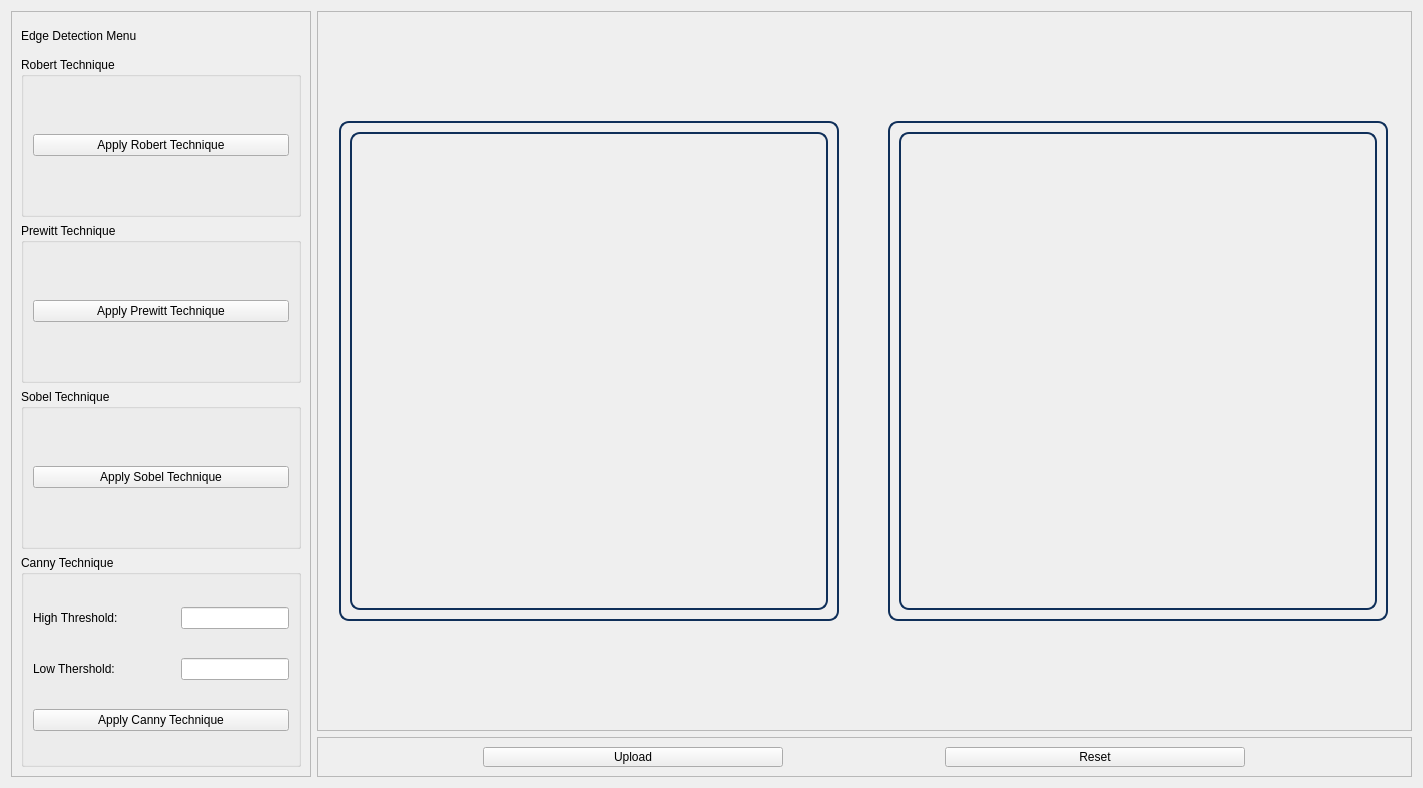
SBME2025-ComputerVision/Task1_CV_CPP, file Task1/UI/edgedetectionwidget.ui: the form before one commit.
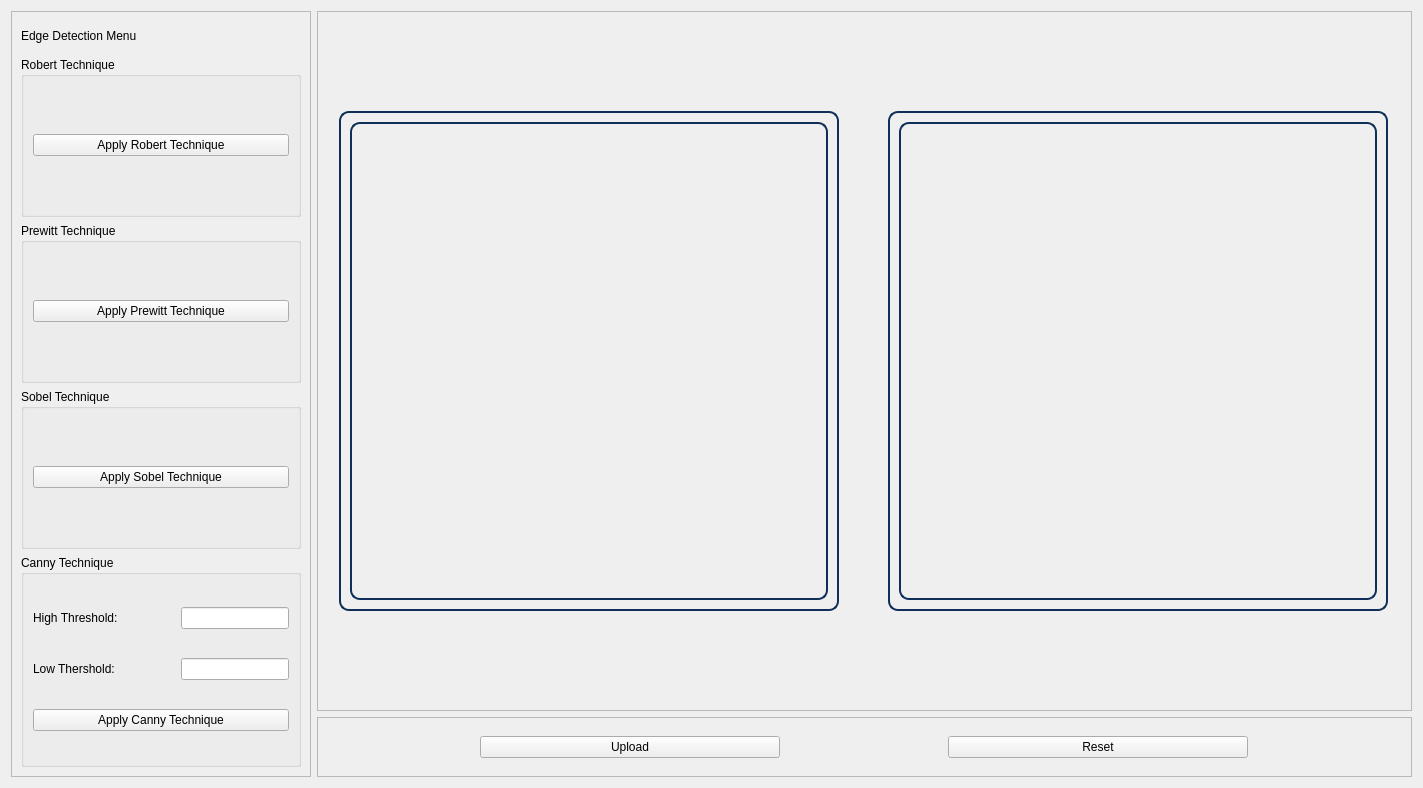
The form after the commit.

```diff
--- a/Task1/UI/edgedetectionwidget.ui
+++ b/Task1/UI/edgedetectionwidget.ui
@@ -281,7 +281,7 @@
        <property name="maximumSize">
         <size>
          <width>16777215</width>
-         <height>40</height>
+         <height>60</height>
         </size>
        </property>
        <property name="frameShape">
@@ -291,6 +291,18 @@
         <enum>QFrame::Raised</enum>
        </property>
        <layout class="QHBoxLayout" name="horizontalLayout">
+        <property name="leftMargin">
+         <number>0</number>
+        </property>
+        <property name="topMargin">
+         <number>0</number>
+        </property>
+        <property name="rightMargin">
+         <number>0</number>
+        </property>
+        <property name="bottomMargin">
+         <number>0</number>
+        </property>
         <item>
          <widget class="QPushButton" name="uploadImgBtn">
           <property name="sizePolicy">
```
